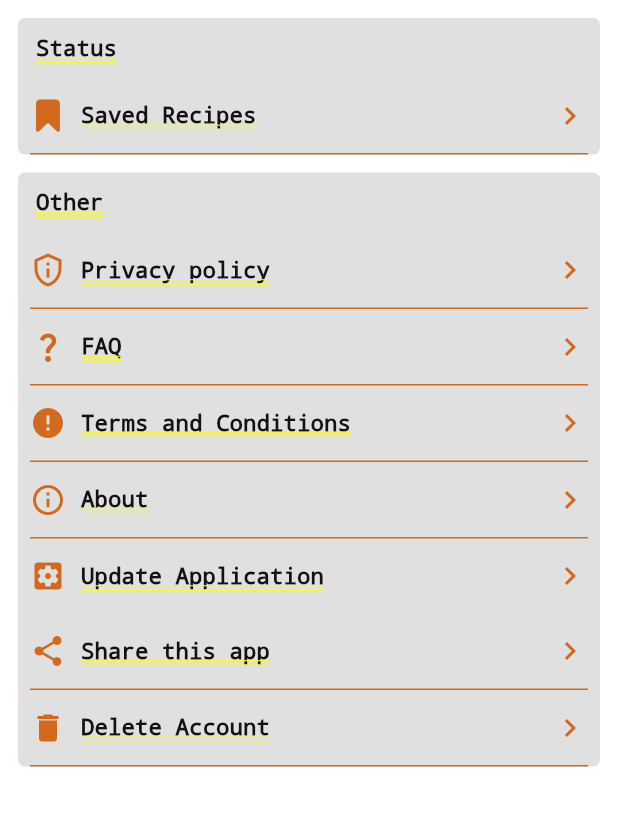
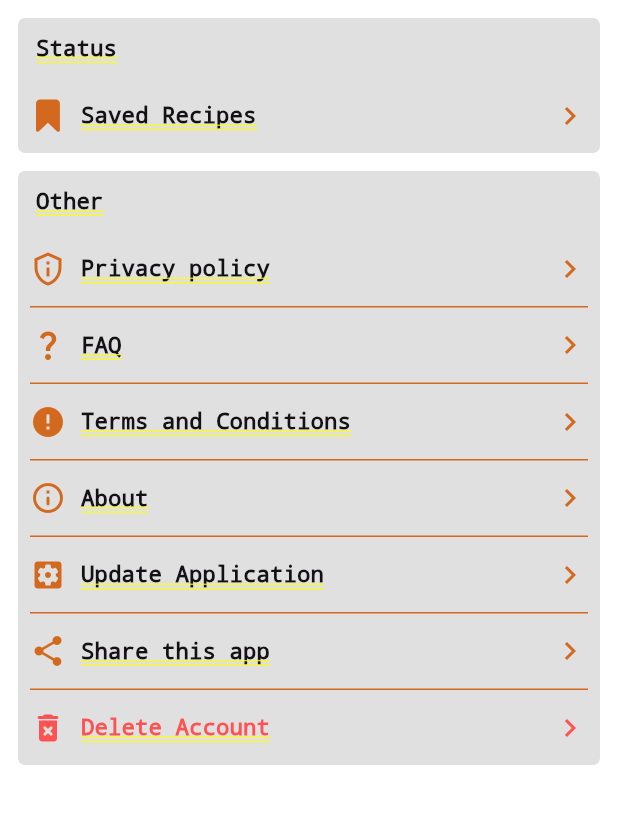
Before and after one commit to DaV212001/ethiochef, a Flutter app: the RouteList screen opened directly with empty values, on a phone screen of 412 x 824 dp, the part 297-1123 px from its top. Run offline on Flutter 3.47's test engine with Material 3 defaults, Android fonts, the phone set to English and light mode, and no system bars; drawn by our look-alikes of dropdown_button2; our stand-ins replace app_links, blur, buttons_tabbar, carousel_slider, chewie, easy_debounce and 27 more; missing offline and left inert: abushakir, cloudinary_flutter, cloudinary_url_gen, easy_image_viewer, fast_cached_network_image, flutter_inappwebview and 1 more; accounts and stored records are empty; network calls fail; project files that could hold a hidden picture were left out.

Commit message:
feat(ios): add in-app Delete Account flow and Guideline 2.1 simulator recording workflow

```diff
--- a/lib/screens/profile/layout/route_list.dart
+++ b/lib/screens/profile/layout/route_list.dart
@@ -11,6 +11,7 @@ import 'package:share_plus/share_plus.dart';
 import 'package:shared_preferences/shared_preferences.dart';
 import 'package:url_launcher/url_launcher.dart';
 
+import '../../../controllers/profile_controller.dart';
 import '../../../main.dart';
 import '../../../screens/subscription/layout/payment.dart';
 import '../../../services/authorization_service.dart';
@@ -219,54 +220,26 @@ class _RouteListState extends State<RouteList> {
           color: theme.colorScheme.primary,
         ),
       },
-      if (!widget.guest)
+      if (!widget.guest && widget.telebirr)
         {
           "title": deleteString,
-          "leadingIcon": Icons.delete,
+          "leadingIcon": Icons.cancel_outlined,
           "onTap": () async {
-            if (widget.telebirr) {
             Get.showOverlay(
               asyncFunction: () async {
                 await deleteTelebirrSub(context);
               },
               loadingWidget: const Center(child: CircularProgressIndicator()),
             );
-            } else {
-              buildShowDialogForDeleteAccount(context);
-            }
-
-            // await QuickAlert.show(
-            //   context: context,
-            //   type: QuickAlertType.error,
-            //   showCancelBtn: true,
-            //   showConfirmBtn: true,
-            //   title: "warning".tr,
-            //   text: 'delete_subscription_warning'.tr,
-            //   titleAlignment: TextAlign.center,
-            //   textAlignment: TextAlign.center,
-            //   confirmBtnText: 'delete'.tr,
-            //   onConfirmBtnTap: ()  {
-            //     deleteSub();
-            //   },
-            //   cancelBtnText: 'cancel'.tr,
-            //   onCancelBtnTap: (){
-            //     Navigator.pop(context);
-            //   },
-            //   confirmBtnColor: Colors.red,
-            //   cancelBtnTextStyle: TextStyle(
-            //       color: Colors.black,
-            //       fontWeight: FontWeight.bold
-            //   ),
-            //   backgroundColor: Colors.white,
-            //   headerBackgroundColor: Colors.grey,
-            //   confirmBtnTextStyle: const TextStyle(
-            //     color: Colors.white,
-            //     fontWeight: FontWeight.bold,
-            //   ),
-            //   barrierColor: Colors.red,
-            //   titleColor: Colors.red,
-            //   textColor: Colors.red,
-            // );
+          },
+        },
+      if (!widget.guest)
+        {
+          "title": "delete_account".tr,
+          "leadingIcon": Icons.delete_forever_rounded,
+          "isDestructive": true,
+          "onTap": () {
+            Get.find<ProfileController>().requestAccountDeletion(context);
           },
         },
     ];
@@ -277,17 +250,22 @@ class _RouteListState extends State<RouteList> {
         children: [
           RouteContainer(
             routePart: general,
-            indexTwo: 2,
+            indexTwo: general.length - 1,
             routeName: "general".tr,
           ),
+          if (status.isNotEmpty)
             RouteContainer(
               routePart: status,
-            indexTwo: 1,
+              indexTwo: status.length - 1,
               routeName: "status".tr,
             ),
           if (widget.banner != null)
             AdBlock(bannerAd: widget.banner, isbottom: false),
-          RouteContainer(routePart: other, indexTwo: 4, routeName: "other".tr),
+          RouteContainer(
+            routePart: other,
+            indexTwo: other.length - 1,
+            routeName: "other".tr,
+          ),
         ],
       ),
     );
--- a/lib/services/ad_service.dart
+++ b/lib/services/ad_service.dart
@@ -10,6 +10,7 @@ enum BannerPosition { top, middle, bottom }
 
 class AdService extends GetxService with WidgetsBindingObserver {
   static AdService get to => Get.find<AdService>();
+  static bool skipAppOpenAds = false;
 
   // Set to true to verify whether the ad setup and UI work using Google's official test ad units
   static const bool useTestAds = false;
@@ -210,7 +211,7 @@ class AdService extends GetxService with WidgetsBindingObserver {
   // ==================== APP OPEN AD ====================
 
   void loadAppOpenAd({bool isColdStart = false}) {
-    if (!adsEnabled.value || _isAppOpenLoading || _appOpenAd != null) {
+    if (skipAppOpenAds || !adsEnabled.value || _isAppOpenLoading || _appOpenAd != null) {
       return;
     }
     _isAppOpenLoading = true;
@@ -248,7 +249,7 @@ class AdService extends GetxService with WidgetsBindingObserver {
   }
 
   void showAppOpenAdIfAvailable() {
-    if (!adsEnabled.value || _isShowingAppOpenAd || _isShowingInterstitialAd) return;
+    if (skipAppOpenAds || !adsEnabled.value || _isShowingAppOpenAd || _isShowingInterstitialAd) return;
 
     if (_appOpenAd == null) {
       debugPrint('AdService: App Open ad not ready yet.');
--- a/lib/services/firsebase_service.dart
+++ b/lib/services/firsebase_service.dart
@@ -15,6 +15,7 @@ import '../utils/constants.dart';
 import 'authorization_service.dart';
 
 class FirebaseService {
+  static bool skipPermissionRequest = false;
   final _firebaseMessaging = FirebaseMessaging.instance;
   final _androidChannel = const AndroidNotificationChannel(
       'high_importance_channel', 'High Importance Notifications',
@@ -72,11 +73,13 @@ class FirebaseService {
     await FirebaseMessaging.instance
         .setForegroundNotificationPresentationOptions(
             alert: true, badge: true, sound: true);
+    if (!skipPermissionRequest) {
       await FirebaseMessaging.instance.requestPermission(
         announcement: true,
         carPlay: true,
         criticalAlert: true,
       );
+    }
 
     print("here 3");
     FirebaseMessaging.instance.getInitialMessage().then((message) {
@@ -197,10 +200,12 @@ class FirebaseService {
   }
 
   Future<void> initNotification(BuildContext context) async {
+    if (!skipPermissionRequest) {
       try {
         await _firebaseMessaging.requestPermission();
       } catch (e) {
         print('FCM requestPermission error: $e');
+      }
     }
     final fCMToken = await _safeGetFcmToken();
     print('Token: $fCMToken');
--- a/lib/translations/app_translations.dart
+++ b/lib/translations/app_translations.dart
@@ -288,6 +288,12 @@ class AppTranslations extends Translations {
       "agree_with_privacy_policy": "I agree with the terms and conditions",
       "forgot_password": "Forgot Password?",
       "password_must_be_4_digits": "Password must be exactly 4 digits",
+      "delete_account": "Delete Account",
+      "delete_account_confirm_message":
+          "Submit an account deletion request? This will permanently delete your EthioChef profile, saved recipes, and account data. This action cannot be undone once processed.",
+      "delete_account_request_title": "Request Submitted",
+      "delete_account_request_body":
+          "Your account deletion request is pending and will be processed.",
     },
     'am': {
       "password": "የይለፍ ቃል",
@@ -500,6 +506,12 @@ class AppTranslations extends Translations {
       "second_award": "ከ999 እስከ 800 ላይክ - 10,000 ብር",
       "third_award": "ከ799 እስከ 500 ላይክ - 5000 ብር",
       "del_sub": "አካዉንቶን ያጥፉ",
+      "delete_account": "አካዉንት ያጥፉ",
+      "delete_account_confirm_message":
+          "የአካውንት መሰረዝ ጥያቄ ማስገባት ይፈልጋሉ? ይህ የኢትዮ ሼፍ መገለጫዎን፣ የተቀመጡ የምግብ አዘገጃጀቶችን እና የአካውንት መረጃዎን በቋሚነት ያጠፋል። ይህ እርምጃ አንዴ ከተፈጸመ ሊመለስ አይችልም።",
+      "delete_account_request_title": "ጥያቄው ቀርቧል",
+      "delete_account_request_body":
+          "የአካውንት መሰረዝ ጥያቄዎ በሂደት ላይ ነው እና ይፈጸማል።",
       "del_succ": "በተሳካ ሁኔታ አጥፍተዋል",
       "del_fail": "ማጥፋት አልተሳካም፣ እባክዎ እንደገና ይሞክሩ",
       "submit_a_competition": "የውድድር ቪዲዮ ያሰገቡ",
@@ -773,6 +785,12 @@ class AppTranslations extends Translations {
       "second_award": "999 hanga 800 likes - Birrii 10,000",
       "third_award": "799 hanga 500 likes - Birrii 5,000",
       "del_sub": "Herrega Haquu",
+      "delete_account": "Herrega Haquu",
+      "delete_account_confirm_message":
+          "Gaaffii haquu herregaa erguu barbaadduu? Kun piroofaayilii EthioChef keessan, recipes qusatamanii fi odeeffannoo herregaa dhaabbataadhaan ni haqa. Gochi kun erga raawwatamee booda duubatti hin deebi'u.",
+      "delete_account_request_title": "Gaaffiin Ergameera",
+      "delete_account_request_body":
+          "Gaaffiin haquu herrega keessanii eeggataa jira, ni raawwatamas.",
       "del_succ": "Milkaa'inaan Haqame",
       "del_fail": "Haquun hin milkoofne, maaloo irra deebi'ii yaali",
       "food_submission_agreement":
--- a/lib/widgets/profile/route_card.dart
+++ b/lib/widgets/profile/route_card.dart
@@ -10,11 +10,13 @@ class RouteCard extends StatefulWidget {
   final VoidCallback onTap;
   final IconData icon;
   final String title;
+  final bool isDestructive;
   RouteCard({
     super.key,
     required this.onTap,
     required this.icon,
     required this.title,
+    this.isDestructive = false,
   });
 
   @override
@@ -26,13 +28,20 @@ class _RouteCardState extends State<RouteCard> {
   Widget build(BuildContext context) {
     final bool isTablet = ScreenUtils.isTablet(context);
     ThemeData theme = Theme.of(context);
+    final Color iconColor =
+        widget.isDestructive ? Colors.redAccent : theme.primaryColor;
+    final Color textColor = widget.isDestructive
+        ? Colors.redAccent
+        : theme.colorScheme.secondaryContainer;
+    final Color chevronColor =
+        widget.isDestructive ? Colors.redAccent : theme.colorScheme.primary;
     return GestureDetector(
       onTap: widget.onTap,
       child: Container(
         height: 50,
         child: Row(
           children: [
-            Icon(widget.icon, color: theme.primaryColor),
+            Icon(widget.icon, color: iconColor),
             SizedBox(width: 10),
             Expanded(
               child: Text(
@@ -40,7 +49,7 @@ class _RouteCardState extends State<RouteCard> {
                 style: TextStyle(
                   fontSize: isTablet ? 11.sp : 15.sp,
                   fontWeight: FontWeight.w600,
-                  color: theme.colorScheme.secondaryContainer,
+                  color: textColor,
                 ),
               ),
             ),
@@ -51,7 +60,7 @@ class _RouteCardState extends State<RouteCard> {
                   ? ChangeThemeButtonWidget()
                   : Icon(
                       Icons.chevron_right_outlined,
-                      color: theme.colorScheme.primary,
+                      color: chevronColor,
                     ),
             ),
           ],
--- a/lib/widgets/profile/route_container.dart
+++ b/lib/widgets/profile/route_container.dart
@@ -42,6 +42,7 @@ class RouteContainer extends StatelessWidget {
                   onTap: routePart[index]["onTap"],
                   title: routePart[index]["title"],
                   icon: routePart[index]["leadingIcon"],
+                  isDestructive: routePart[index]["isDestructive"] == true,
                 ),
                 index == indexTwo
                     ? SizedBox.shrink()
--- a/pubspec.yaml
+++ b/pubspec.yaml
@@ -104,6 +104,8 @@ dependencies:
 dev_dependencies:
   flutter_test:
     sdk: flutter
+  integration_test:
+    sdk: flutter
 
   # The "flutter_lints" package below contains a set of recommended lints to
   # encourage good coding practices. The lint set provided by the package is
```
Also changed, not shown: lib/controllers/profile_controller.dart (+89 -0 lines), lib/services/scheduled_notification_service.dart (+6 -1 lines), pubspec.lock, 2 other files. Lines whose indentation alone changed are shown as unchanged.
